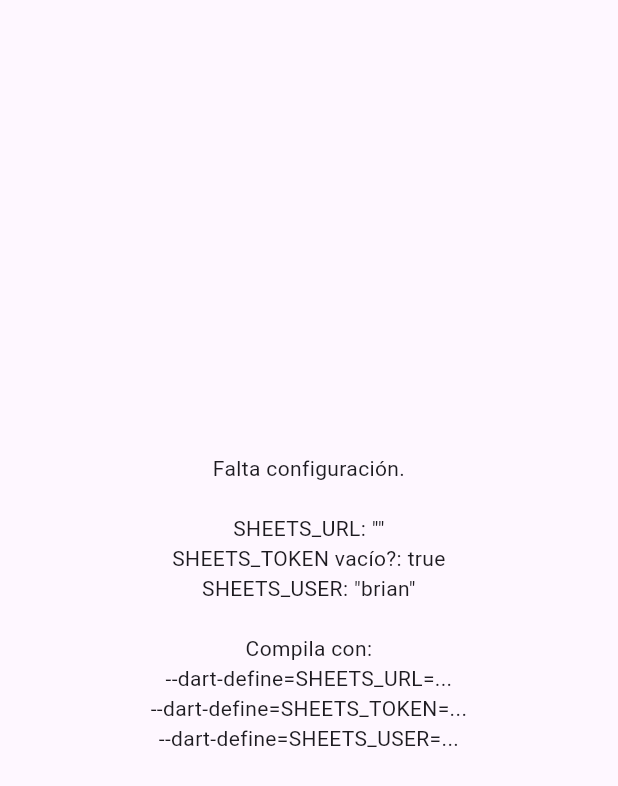
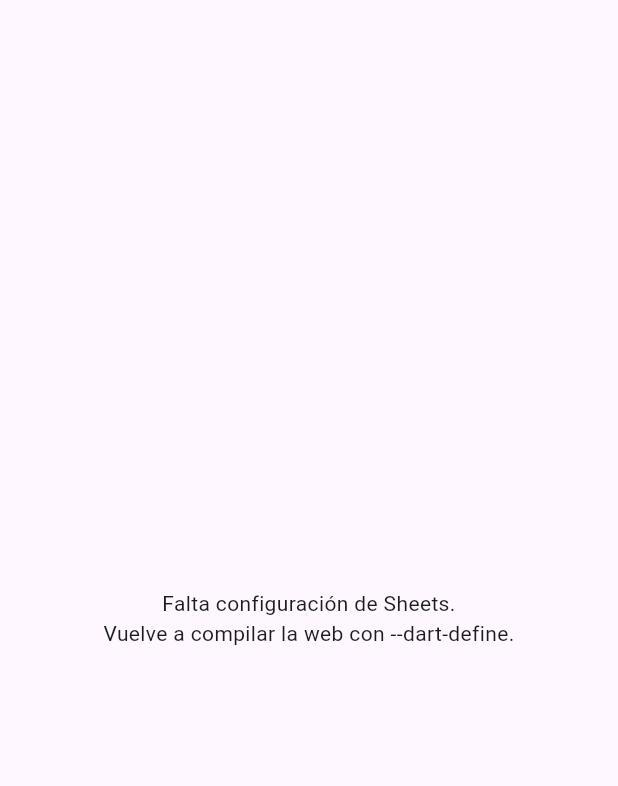
Before and after one commit to brian463/gastos-app, a Flutter app: the screen it shows after launch, on a phone screen of 412 x 824 dp. Shown: the top 786 px of the screen. Run offline on Flutter 3.47's test engine with Material 3 defaults, Android fonts, the phone set to English and light mode, and no system bars; our stand-ins replace fl_chart, hive, pdf; missing offline and left inert: dart:html, excel, universal_html; accounts and stored records are empty.

```diff
--- a/lib/main.dart
+++ b/lib/main.dart
@@ -7,21 +7,15 @@ import 'shared/theme/theme_controller.dart';
 Future<void> main() async {
   WidgetsFlutterBinding.ensureInitialized();
 
-  // ✅ Validar configuración (debe ir dentro de main)
+  // Si falta config, mostramos un mensaje simple
   if (!sheetsConfigOk()) {
     runApp(
-      MaterialApp(
+      const MaterialApp(
         home: Scaffold(
           body: Center(
             child: Text(
-              'Falta configuración.\n\n'
-              'SHEETS_URL: "$kSheetsUrl"\n'
-              'SHEETS_TOKEN vacío?: ${kSheetsToken.isEmpty}\n'
-              'SHEETS_USER: "$kSheetsUser"\n\n'
-              'Compila con:\n'
-              '--dart-define=SHEETS_URL=...\n'
-              '--dart-define=SHEETS_TOKEN=...\n'
-              '--dart-define=SHEETS_USER=...\n',
+              'Falta configuración de Sheets.\n'
+              'Vuelve a compilar la web con --dart-define.',
               textAlign: TextAlign.center,
             ),
           ),
```
Also changed, not shown: 4 other files.
